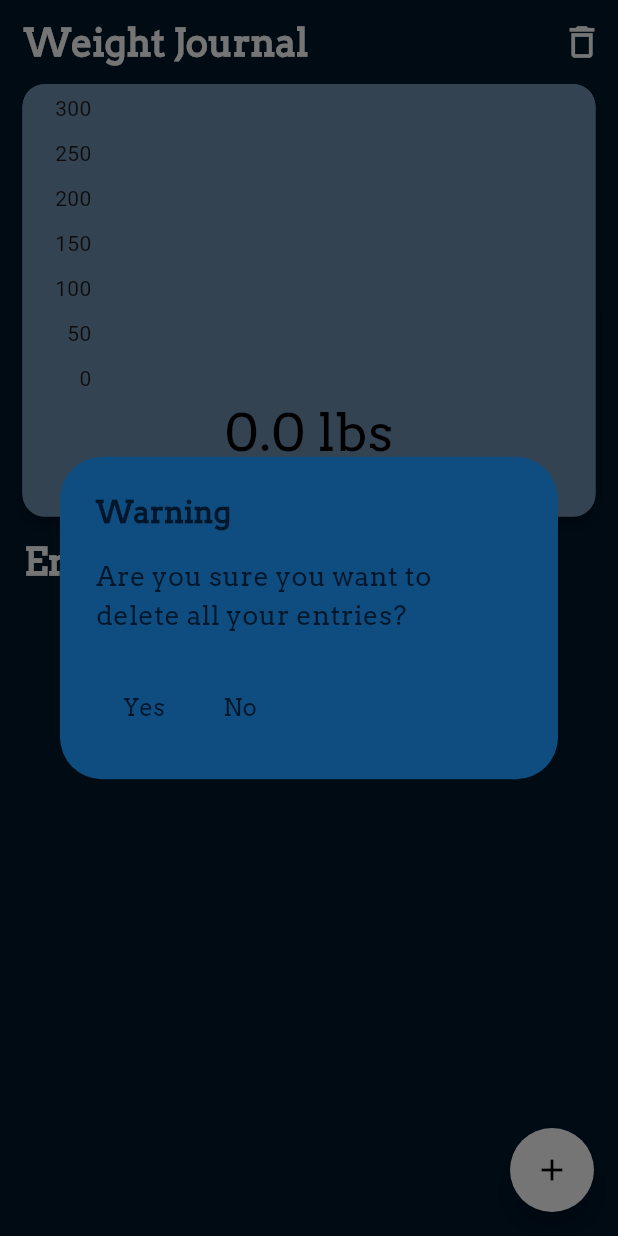
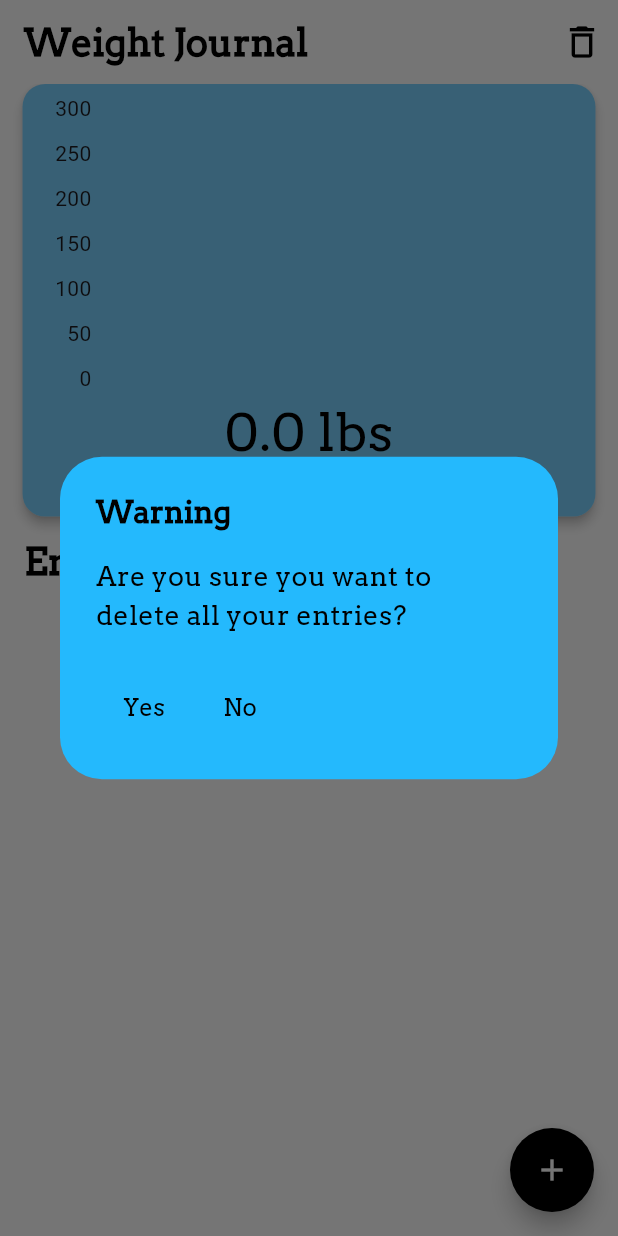
Before and after one commit to rahulg221/cut_calc_, a Flutter app: the screen it shows after launch, after a tap on the "delete outline" icon, on a phone screen of 412 x 824 dp. Run offline on Flutter 3.47's test engine with Material 2 defaults, Android fonts, the phone set to English and light mode, and no system bars; drawn by our look-alikes of fl_chart; our stand-ins replace sqflite; accounts and stored records are empty.

Commit message:
Add files via upload

```diff
--- a/lib/homepage.dart
+++ b/lib/homepage.dart
@@ -2,7 +2,6 @@ import 'package:fl_chart/fl_chart.dart';
 import 'package:flutter/material.dart';
 import 'package:myjournal/sql_helper.dart';
 import 'package:intl/intl.dart';
-import 'package:myjournal/stats.dart';
 
 class MyHomePage extends StatefulWidget {
   const MyHomePage({super.key, required this.title});
@@ -13,20 +12,20 @@ class MyHomePage extends StatefulWidget {
   State<MyHomePage> createState() => _MyHomePageState();
 }
 
-class _MyHomePageState extends State<MyHomePage> {
+class _MyHomePageState extends State<MyHomePage> with WidgetsBindingObserver {
   //Logs
   List<Map<String, dynamic>> _logs = [];
   bool _isLoading = true;
 
   double maxY = 300;
   double minY = 0;
-  double maxX = 7;
-  double minX = 1;
+  double maxX = 2;
+  double minX = 0;
   //Color.fromARGB(255, 255, 111, 0);
-  Color primaryColor = Color.fromARGB(255, 0, 23, 43);
+  Color primaryColor = Colors.white;
 
   //Color.fromARGB(255, 255, 125, 49);
-  Color secondaryColor = Color.fromARGB(255, 15, 77, 128);
+  Color secondaryColor = Color.fromARGB(255, 36, 185, 253);
 
   String fontStyle = 'Arvo';
 
@@ -56,10 +55,10 @@ class _MyHomePageState extends State<MyHomePage> {
   Future<void> _addLog() async {
     double weight = double.tryParse(_weightController.text) ?? 0.0;
     String notes = _noteController.text;
-    List<FlSpot> dataPts = [];
     await SQLHelper.addLog(weight, notes);
 
     maxX++;
+
     _refreshLogs();
   }
 
@@ -91,18 +90,42 @@ class _MyHomePageState extends State<MyHomePage> {
     });
   }
 
+  Future<void> _setMaxX() async {
+    final highestId = await SQLHelper.getHighestId();
+    print(highestId);
+    if (highestId != 0) {
+      setState(() {
+        maxX = highestId.toDouble() + 1;
+      });
+    }
+  }
+
   @override
   void initState() {
     super.initState();
     _refreshLogs(); // Load in all logs
-    _calculateAvg();
+    _setMaxX();
+
+    WidgetsBinding.instance.addObserver(this);
   }
 
   @override
   void dispose() {
     _noteController.dispose();
     _weightController.dispose();
+    WidgetsBinding.instance.removeObserver(this);
+    SQLHelper.closeDatabase(); // Call closeDatabase when disposing of the page
     super.dispose();
+  }
+
+  @override
+  void didChangeAppLifecycleState(AppLifecycleState state) {
+    if (state == AppLifecycleState.inactive ||
+        state == AppLifecycleState.paused) {
+      print('Paused');
+      SQLHelper
+          .closeDatabase(); // Call closeDatabase when the app goes inactive or paused
+    }
   }
 
   void _showForm(int? id) async {
@@ -212,7 +235,7 @@ class _MyHomePageState extends State<MyHomePage> {
                             'Notes',
                             style: TextStyle(
                               fontWeight: FontWeight.w700,
-                              color: primaryColor,
+                              color: Colors.black,
                               fontSize: 20,
                               fontFamily: fontStyle,
                             ),
@@ -221,7 +244,7 @@ class _MyHomePageState extends State<MyHomePage> {
                             notes,
                             style: TextStyle(
                               fontWeight: FontWeight.w500,
-                              color: primaryColor,
+                              color: Colors.black,
                               fontSize: 18,
                               fontFamily: fontStyle,
                             ),
@@ -237,7 +260,7 @@ class _MyHomePageState extends State<MyHomePage> {
                                 'Close',
                                 style: TextStyle(
                                   fontWeight: FontWeight.w500,
-                                  color: primaryColor,
+                                  color: Colors.black,
                                   fontSize: 16,
                                   fontFamily: fontStyle,
                                 ),
@@ -312,16 +335,20 @@ class _MyHomePageState extends State<MyHomePage> {
                           maxY: maxY,
                           borderData: FlBorderData(show: false),
                           titlesData: FlTitlesData(
-                              rightTitles: AxisTitles(
-                                  sideTitles: SideTitles(showTitles: false)),
-                              topTitles: AxisTitles(
-                                  sideTitles: SideTitles(showTitles: false)),
-                              bottomTitles: AxisTitles(
-                                sideTitles: SideTitles(showTitles: false),
-                              )),
+                            rightTitles: AxisTitles(
+                                sideTitles: SideTitles(
+                              showTitles: false,
+                            )),
+                            topTitles: AxisTitles(
+                                sideTitles: SideTitles(showTitles: false)),
+                            bottomTitles: AxisTitles(
+                              sideTitles: SideTitles(showTitles: false),
+                            ),
+                          ),
                           gridData: FlGridData(show: false),
                           lineBarsData: [
                             LineChartBarData(
+                              color: Colors.black,
                               spots: dataPoints,
                             )
                           ]),
@@ -359,7 +386,7 @@ class _MyHomePageState extends State<MyHomePage> {
         title: Text(widget.title,
             style: TextStyle(
                 fontWeight: FontWeight.w700,
-                color: Colors.white,
+                color: Colors.black,
                 fontSize: 25,
                 fontFamily: fontStyle)),
         actions: [
@@ -373,7 +400,7 @@ class _MyHomePageState extends State<MyHomePage> {
                       'Warning',
                       style: TextStyle(
                         fontWeight: FontWeight.w700,
-                        color: primaryColor,
+                        color: Colors.black,
                         fontSize: 20,
                         fontFamily: fontStyle,
                       ),
@@ -382,7 +409,7 @@ class _MyHomePageState extends State<MyHomePage> {
                       'Are you sure you want to delete all your entries?',
                       style: TextStyle(
                         fontWeight: FontWeight.w500,
-                        color: primaryColor,
+                        color: Colors.black,
                         fontSize: 18,
                         fontFamily: fontStyle,
                       ),
@@ -402,7 +429,7 @@ class _MyHomePageState extends State<MyHomePage> {
                               'Yes',
                               style: TextStyle(
                                 fontWeight: FontWeight.w500,
-                                color: primaryColor,
+                                color: Colors.black,
                                 fontSize: 16,
                                 fontFamily: fontStyle,
                               ),
@@ -417,7 +444,7 @@ class _MyHomePageState extends State<MyHomePage> {
                               'No',
                               style: TextStyle(
                                 fontWeight: FontWeight.w500,
-                                color: primaryColor,
+                                color: Colors.black,
                                 fontSize: 16,
                                 fontFamily: fontStyle,
                               ),
@@ -430,7 +457,7 @@ class _MyHomePageState extends State<MyHomePage> {
                 },
               );
             },
-            icon: Icon(Icons.delete_outline, size: 28, color: Colors.white),
+            icon: Icon(Icons.delete_outline, size: 28, color: Colors.black),
           ),
         ],
       ),
@@ -447,7 +474,7 @@ class _MyHomePageState extends State<MyHomePage> {
                     child: Text('Entries',
                         style: TextStyle(
                             fontWeight: FontWeight.w700,
-                            color: Colors.white,
+                            color: Colors.black,
                             fontSize: 25,
                             fontFamily: fontStyle)),
                   ),
@@ -458,8 +485,8 @@ class _MyHomePageState extends State<MyHomePage> {
       floatingActionButton: FloatingActionButton(
         onPressed: () => _showForm(null),
         tooltip: 'Add Log',
-        child: const Icon(Icons.add, color: Colors.black),
-        backgroundColor: Colors.white,
+        child: Icon(Icons.add, color: Colors.white),
+        backgroundColor: Colors.black,
         shape: RoundedRectangleBorder(
           borderRadius:
               BorderRadius.circular(30.0), // Adjust the value for roundness
--- a/lib/main.dart
+++ b/lib/main.dart
@@ -1,7 +1,4 @@
 import 'package:flutter/material.dart';
-import 'package:myjournal/sql_helper.dart';
-import 'package:intl/intl.dart';
-import 'package:myjournal/stats.dart';
 import 'package:myjournal/homepage.dart';
 
 void main() {
--- a/lib/sql_helper.dart
+++ b/lib/sql_helper.dart
@@ -22,6 +22,11 @@ class SQLHelper {
     );
   }
 
+  static Future<void> closeDatabase() async {
+    final db = await SQLHelper.db();
+    await db.close();
+  }
+
   static Future<int> addLog(double weight, String notes) async {
     final db = await SQLHelper.db();
 
@@ -36,15 +41,25 @@ class SQLHelper {
     return db.query('items', orderBy: "id");
   }
 
+  static Future<List<Map<String, dynamic>>> getLog(int id) async {
+    final db = await SQLHelper.db();
+
+    return db.query('items', where: "id = ?", whereArgs: [id], limit: 1);
+  }
+
   static Future<void> deleteAllLogs() async {
     final db = await SQLHelper.db();
     await db.delete('items'); // Delete all records from the 'items' table
   }
 
-  static Future<List<Map<String, dynamic>>> getLog(int id) async {
+  static Future<void> deleteLog(int id) async {
     final db = await SQLHelper.db();
 
-    return db.query('items', where: "id = ?", whereArgs: [id], limit: 1);
+    try {
+      await db.delete("items", where: "id = ?", whereArgs: [id]);
+    } catch (err) {
+      debugPrint("Error");
+    }
   }
 
   static Future<double> getWeight(int id) async {
@@ -99,16 +114,21 @@ class SQLHelper {
     return totalWeight / logs.length;
   }
 
-  static Future<void> deleteLog(int id) async {
+  static Future<int> getHighestId() async {
     final db = await SQLHelper.db();
+    final result =
+        await db.rawQuery('SELECT id FROM items ORDER BY id DESC LIMIT 1');
 
-    try {
-      await db.delete("items", where: "id = ?", whereArgs: [id]);
-    } catch (err) {
-      debugPrint("Error");
+    if (result.isNotEmpty) {
+      final highestId = result.first['id'] as int;
+      return highestId;
+    } else {
+      return 0; // Return null if no entries are found
     }
   }
 }
+
+
 
 //id: id of entry
 //weight: logged weight
```
